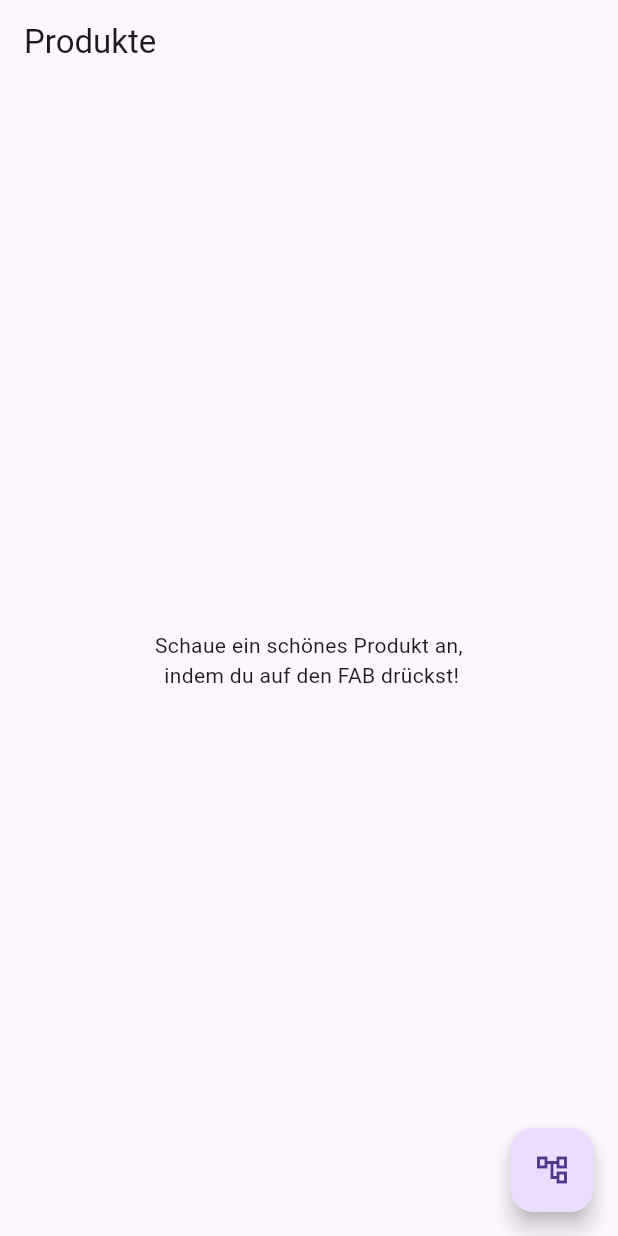
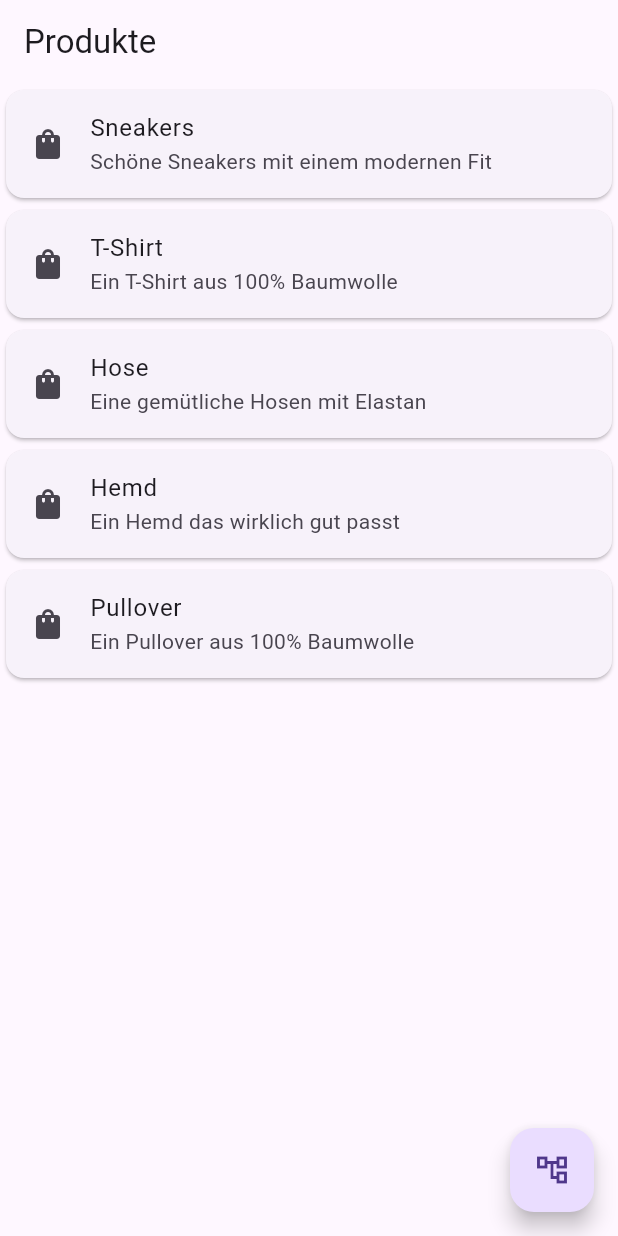
Before and after one commit to RaphaelBirkl1991/app_akademie_navigation-task, a Flutter app: the screen it shows after launch, on a phone screen of 412 x 824 dp. Run offline on Flutter 3.47's test engine with Material 3 defaults, Android fonts, the phone set to English and light mode, and no system bars.

Commit message:
task 4 done

```diff
--- a/lib/main.dart
+++ b/lib/main.dart
@@ -11,10 +11,31 @@ class MainApp extends StatelessWidget {
 
   @override
   Widget build(BuildContext context) {
-    final shirt = Product("Hemd", "Ein Hemd das wirklich gut passt", 49.90);
+    final List<Product> products = [
+      const Product(
+          title: "Sneakers",
+          description: "Schöne Sneakers mit einem modernen Fit",
+          price: 169.99),
+      const Product(
+          title: "T-Shirt",
+          description: "Ein T-Shirt aus 100% Baumwolle",
+          price: 29.99),
+      const Product(
+          title: "Hose",
+          description: "Eine gemütliche Hosen mit Elastan",
+          price: 59.99),
+      const Product(
+          title: "Hemd",
+          description: "Ein Hemd das wirklich gut passt",
+          price: 49.99),
+      const Product(
+          title: "Pullover",
+          description: "Ein Pullover aus 100% Baumwolle",
+          price: 79.99),
+    ];
 
     return MaterialApp(
-      home: ProductScreen(shirt: shirt),
+      home: ProductScreen(products: products),
     );
   }
 }
--- a/lib/product.dart
+++ b/lib/product.dart
@@ -1,7 +1,11 @@
 class Product {
-  String name;
-  String description;
-  double price;
+  final String title;
+  final String description;
+  final double price;
 
-  Product(this.name, this.description, this.price);
+  const Product({
+    required this.title,
+    required this.description,
+    required this.price,
+  });
 }
--- a/lib/product_details.dart
+++ b/lib/product_details.dart
@@ -2,25 +2,25 @@ import 'package:flutter/material.dart';
 import 'package:navigation_exercise/product.dart';
 
 class ProductDetails extends StatelessWidget {
-  final Product shirt;
+  final List<Product> products;
 
-  const ProductDetails({required this.shirt, Key? key}) : super(key: key);
+  const ProductDetails({required this.products, Key? key}) : super(key: key);
 
   @override
   Widget build(BuildContext context) {
     return Scaffold(
-        appBar: AppBar(title: const Text("Details zu Hemd")),
+        appBar: AppBar(title: const Text("Details zu ")),
         body: Center(
           child: Column(
             children: [
-              const SizedBox(height: 20),
-              Text(
-                shirt.name,
-                style: const TextStyle(fontSize: 35),
-              ),
-              const SizedBox(height: 30),
-              Text(shirt.description),
-              Text("Preis: ${shirt.price.toStringAsFixed(2)}"),
+              // const SizedBox(height: 20),
+              // Text(
+              //   shirt.title,
+              //   style: const TextStyle(fontSize: 35),
+              // ),
+              // const SizedBox(height: 30),
+              // Text(shirt.description),
+              // Text("Preis: ${shirt.price.toStringAsFixed(2)}"),
               BackButton(
                 onPressed: () {
                   Navigator.pop(context);
--- a/lib/product_screen.dart
+++ b/lib/product_screen.dart
@@ -3,25 +3,40 @@ import 'package:navigation_exercise/product.dart';
 import 'package:navigation_exercise/product_details.dart';
 
 class ProductScreen extends StatelessWidget {
-  final Product shirt;
+  final List<Product> products;
 
-  const ProductScreen({required this.shirt, Key? key}) : super(key: key);
+  const ProductScreen({required this.products, Key? key}) : super(key: key);
 
   @override
   Widget build(BuildContext context) {
     return Scaffold(
       appBar: AppBar(title: const Text("Produkte")),
-      body: const Center(
-          child: Text(
-        'Schaue ein schönes Produkt an, \n indem du auf den FAB drückst!',
-        textAlign: TextAlign.center,
-      )),
+      body: ListView.builder(
+          itemCount: products.length,
+          itemBuilder: (BuildContext context, int index) {
+            return Card(
+              child: ListTile(
+                leading: Icon(Icons.shopping_bag),
+                title: Text(products[index].title),
+                subtitle: Text(products[index].description),
+                onTap: () {
+                  // Navigator.push(
+                  //   context,
+                  // MaterialPageRoute(
+                  //   builder: (context) =>
+                  //       ProductDetails(products: products[index]),
+                  // ),
+                  //   );
+                },
+              ),
+            );
+          }),
       floatingActionButton: FloatingActionButton(
           onPressed: () {
             Navigator.push(
                 context,
                 MaterialPageRoute(
-                    builder: (context) => ProductDetails(shirt: shirt)));
+                    builder: (context) => ProductDetails(products: products)));
           },
           child: const Icon(Icons.account_tree_outlined)),
     );
```
